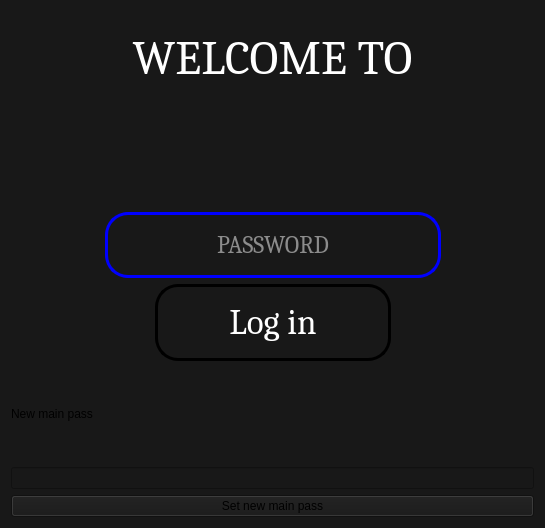
This is res/gui/gui_login.ui in thekonon/pwmanager as Qt 5 draws it before an edit. The edited form follows.
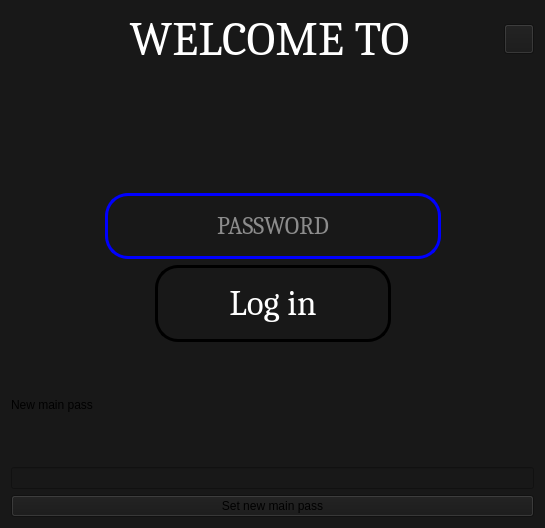
This is the edited form. Icons and pictures are not drawn.

Commit message: Added source path import, working on X button and pw manager window

```diff
--- a/res/gui/gui_login.ui
+++ b/res/gui/gui_login.ui
@@ -20,7 +20,25 @@
   </property>
   <layout class="QVBoxLayout" name="verticalLayout">
    <item>
-    <widget class="QLabel" name="label">
+    <layout class="QHBoxLayout" name="horizontalLayout_3">
+     <item>
+      <spacer name="horizontalSpacer_5">
+       <property name="orientation">
+        <enum>Qt::Horizontal</enum>
+       </property>
+       <property name="sizeType">
+        <enum>QSizePolicy::Fixed</enum>
+       </property>
+       <property name="sizeHint" stdset="0">
+        <size>
+         <width>30</width>
+         <height>20</height>
+        </size>
+       </property>
+      </spacer>
+     </item>
+     <item>
+      <widget class="QLabel" name="welcomeTo">
      <property name="font">
       <font>
        <family>Cambria</family>
@@ -40,7 +58,32 @@
     </widget>
    </item>
    <item>
-    <widget class="QLabel" name="label_2">
+      <widget class="QPushButton" name="pushButton">
+       <property name="maximumSize">
+        <size>
+         <width>30</width>
+         <height>30</height>
+        </size>
+       </property>
+       <property name="text">
+        <string notr="true"/>
+       </property>
+       <property name="icon">
+        <iconset resource="logo.qrc">
+         <normaloff>:/Button/xbutton.png</normaloff>:/Button/xbutton.png</iconset>
+       </property>
+       <property name="iconSize">
+        <size>
+         <width>30</width>
+         <height>30</height>
+        </size>
+       </property>
+      </widget>
+     </item>
+    </layout>
+   </item>
+   <item>
+    <widget class="QLabel" name="Logo">
      <property name="text">
       <string>&lt;html&gt;&lt;head/&gt;&lt;body&gt;&lt;p&gt;&lt;img src=&quot;:/logo/logo.png&quot; width=&quot;400&quot; height=&quot;200&quot;&gt;&lt;/p&gt;&lt;/body&gt;&lt;/html&gt;</string>
      </property>
```
Left out of the diff: 7 changed lines with no effect on the pictures. Lines whose indentation alone changed are shown as unchanged. The commit also changes 7 other files.
